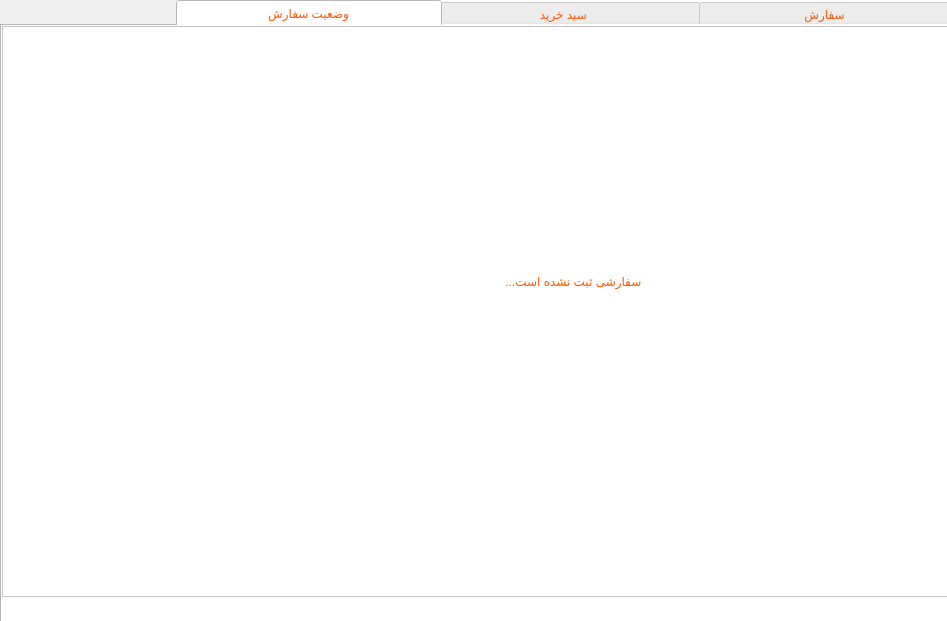
First picture: the form in FOOD/customermainpage.ui, repository pooratho/FOOD, before the edit.
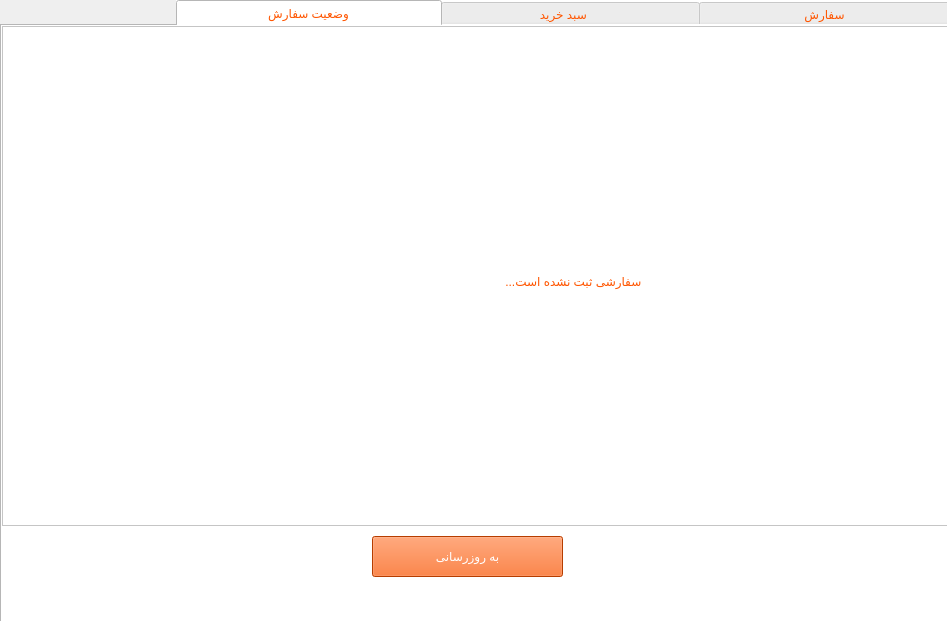
Second picture: the form after the edit. Icons and pictures are not drawn.

Commit message: order status list widget fixed

```diff
--- a/FOOD/customermainpage.ui
+++ b/FOOD/customermainpage.ui
@@ -380,7 +380,7 @@
        <x>0</x>
        <y>0</y>
        <width>950</width>
-       <height>571</height>
+       <height>500</height>
       </rect>
      </property>
     </widget>
@@ -400,6 +400,24 @@
       <string>  سفارشی ثبت نشده است...</string>
      </property>
     </widget>
+    <widget class="QPushButton" name="pushButton_2">
+     <property name="geometry">
+      <rect>
+       <x>370</x>
+       <y>510</y>
+       <width>191</width>
+       <height>41</height>
+      </rect>
+     </property>
+     <property name="styleSheet">
+      <string notr="true">background-color: rgb(255, 85, 0);
+color: rgb(255, 255, 255);
+font: 12pt &quot;B Farnaz&quot;;</string>
+     </property>
+     <property name="text">
+      <string>به روزرسانی</string>
+     </property>
+    </widget>
    </widget>
   </widget>
  </widget>
```
The commit also changes 3 other files.
